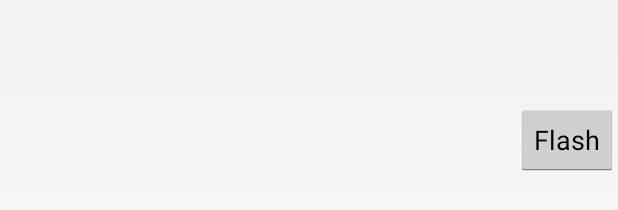
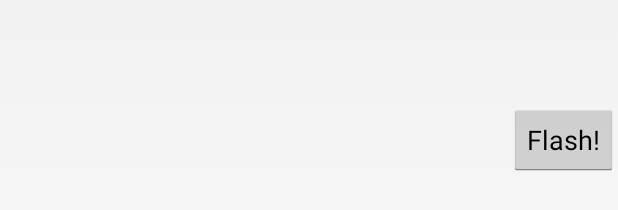
Before and after one commit to novaphotos/nova-android-sdk, an Android app: the layout activity_main.xml on its own in the app's theme, with its tools: preview values and no code run, on a phone screen of 412 x 824 dp. Shown: the part 514-724 px from the top of the screen. Run offline under Robolectric (Android 15) with nearby library versions, the phone set to English and light mode, and no system bars.

```diff
--- a/camera-app/src/main/res/layout/activity_main.xml
+++ b/camera-app/src/main/res/layout/activity_main.xml
@@ -13,7 +13,7 @@
 
     <Button
         android:id="@+id/button_capture"
-        android:text="Flash"
+        android:text="Flash!"
         android:layout_width="wrap_content"
         android:layout_height="wrap_content"
         android:layout_gravity="center"
```
Also changed, not shown: 2 other files.
